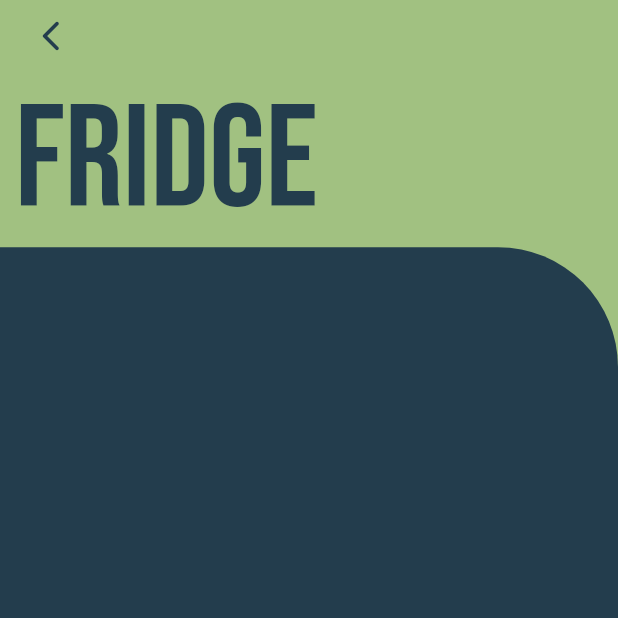
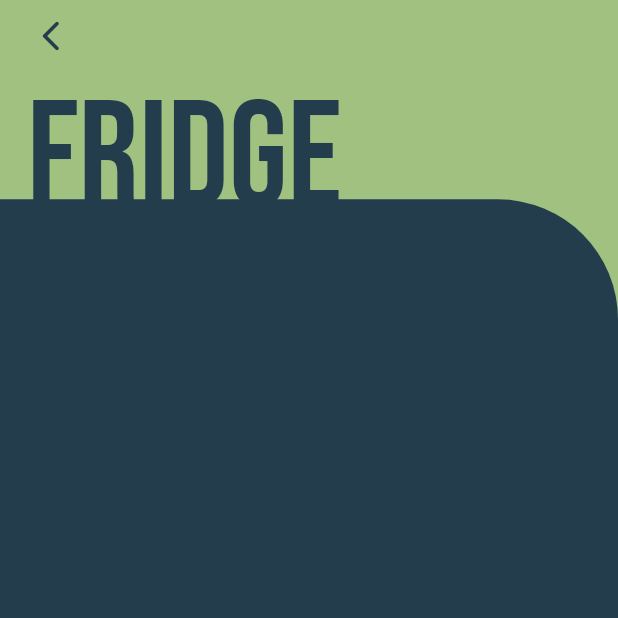
Before and after one commit to ParkSoravee/Fridchen-App, a Flutter app: the TemplateScreen screen opened directly, on a phone screen of 412 x 824 dp, the top half of it. Run offline on Flutter 3.47's test engine with Material 2 defaults, Android fonts, the phone set to English and light mode, and no system bars; our stand-ins replace flutter_dotenv.

Commit message:
add template for each main screens

```diff
--- a/lib/main.dart
+++ b/lib/main.dart
@@ -16,6 +16,7 @@ class MyApp extends StatelessWidget {
         primarySwatch: Colors.green,
         fontFamily: 'BebasNeue',
       ),
+      debugShowCheckedModeBanner: false,
       home: MyHomePage(),
     );
   }
--- a/lib/screens/fridge_screen.dart
+++ b/lib/screens/fridge_screen.dart
@@ -16,6 +16,7 @@ class _FridgeScreenState extends State<FridgeScreen> {
       title: 'FRIDGE',
       primaryColor: AppColors.lightGreen,
       secondaryColor: AppColors.green,
+      child: Container(),
     );
   }
 }
--- a/lib/screens/template_screen.dart
+++ b/lib/screens/template_screen.dart
@@ -2,41 +2,45 @@ import 'package:flutter/material.dart';
 
 import '../themes/color.dart';
 
-class TemplateScreen extends StatefulWidget {
+class TemplateScreen extends StatelessWidget {
   final String title;
   final Color primaryColor;
   final Color secondaryColor;
+  final Widget child;
 
   const TemplateScreen({
     required this.title,
     required this.primaryColor,
     required this.secondaryColor,
+    required this.child,
   });
 
   @override
-  State<TemplateScreen> createState() => _TemplateScreenState();
-}
-
-class _TemplateScreenState extends State<TemplateScreen> {
-  @override
   Widget build(BuildContext context) {
     return Scaffold(
-      backgroundColor: widget.primaryColor,
+      backgroundColor: primaryColor,
       body: Container(
         margin: EdgeInsets.only(
           top: MediaQuery.of(context).padding.top,
         ),
-        child: Column(
+        child: Stack(
           children: [
-            Expanded(
-              flex: 1,
-              child: Container(
-                // clipBehavior: Clip.antiAlias,
-                // decoration: BoxDecoration(
-                //   color: Colors.transparent,
-                // ),
+            Positioned(
+              left: 18,
+              top: 47,
+              child: Text(
+                title,
+                style: TextStyle(
+                  fontSize: 100,
+                  color: AppColors.darkGreen,
+                ),
+              ),
+            ),
+            Column(
+              children: [
+                Container(
                   width: double.infinity,
-                height: double.infinity,
+                  height: MediaQuery.of(context).size.height / 6.2,
                   padding: EdgeInsets.symmetric(vertical: 0, horizontal: 10),
                   child: Column(
                     crossAxisAlignment: CrossAxisAlignment.start,
@@ -54,23 +58,10 @@ class _TemplateScreenState extends State<TemplateScreen> {
                       // SizedBox(
                       //   height: 10,
                       // ),
-                    Flexible(
-                      fit: FlexFit.tight,
-                      child: FittedBox(
-                        child: Text(
-                          widget.title,
-                          style: TextStyle(
-                            color: AppColors.darkGreen,
-                          ),
-                        ),
-                      ),
-                    ),
                     ],
                   ),
                 ),
-            ),
                 Expanded(
-              flex: 4,
                   child: Container(
                     width: double.infinity,
                     decoration: BoxDecoration(
@@ -78,7 +69,10 @@ class _TemplateScreenState extends State<TemplateScreen> {
                           BorderRadius.only(topRight: Radius.circular(80)),
                       color: AppColors.darkGreen,
                     ),
+                    child: child,
                   ),
+                ),
+              ],
             ),
           ],
         ),
```
Lines whose indentation alone changed are shown as unchanged.
